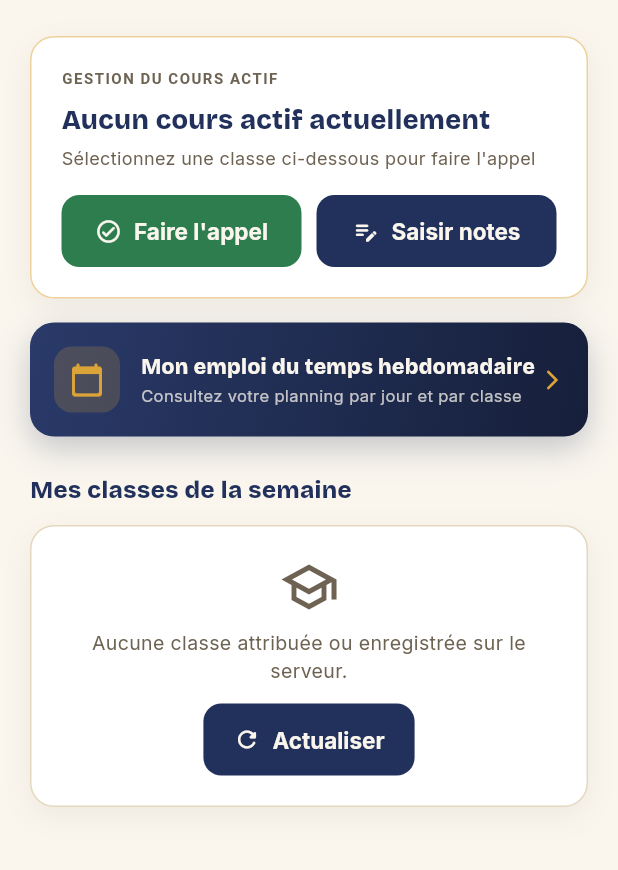
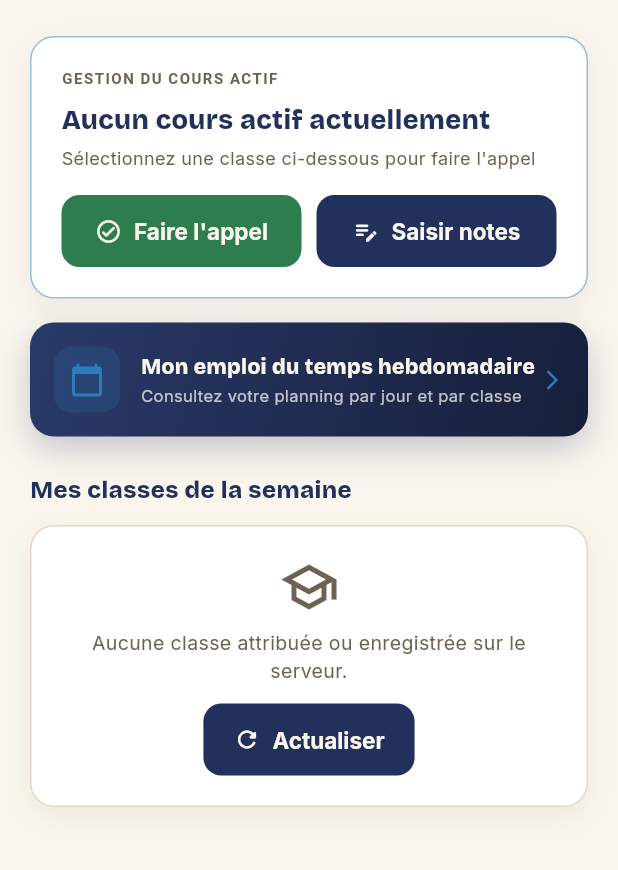
Before and after one commit to aichadev2024/gestion_scolaire_mobile, a Flutter app: the EnseignantDashboard screen opened by its route, on a phone screen of 412 x 824 dp, the part 126-996 px from its top. Run offline on Flutter 3.47's test engine with Material 3 defaults, Android fonts, the phone set to English and light mode, and no system bars; our stand-ins replace flutter_secure_storage, flutter_spinkit, flutter_svg, go_router, google_fonts, qr_flutter and 1 more; accounts and stored records are empty; network calls fail.

Commit message:
feat(ui): accent bleu au lieu du dore (aligne sur l'admin)
AppTheme.mil : #DCA338 -> #2E7CB8 (accent bleu). goldGradient en degrade
de bleu. Assets de marque (soleil du logo) -> bleu ciel #5AA9DC.
build/web regenere. flutter analyze OK.

```diff
--- a/lib/core/theme/app_theme.dart
+++ b/lib/core/theme/app_theme.dart
@@ -2,7 +2,7 @@ import 'package:flutter/material.dart';
 import 'package:google_fonts/google_fonts.dart';
 
 /// Identité Netaa École — « Bògòlan ».
-/// Indigo *gàra*, terre latéritique, or du mil, papier écru chaud.
+/// Indigo *gàra*, terre latéritique, accent bleu, papier écru chaud.
 ///
 /// L'application mobile est **claire** par défaut (usage quotidien, plein soleil).
 /// Les anciens alias sombres restent définis pour compatibilité mais pointent
@@ -12,7 +12,7 @@ class AppTheme {
   static const Color indigo = Color(0xFF22315B); // gàra
   static const Color indigoDeep = Color(0xFF161F3A);
   static const Color laterite = Color(0xFFB24A2A); // terre de Djenné
-  static const Color mil = Color(0xFFDCA338); // or / savane
+  static const Color mil = Color(0xFF2E7CB8); // accent bleu (ex-« or du mil »)
   static const Color cream = Color(0xFFEFE3CD); // coton écru
   static const Color paper = Color(0xFFFAF6EE); // fond clair
   static const Color sand = Color(0xFFE6D7B8);
@@ -50,7 +50,7 @@ class AppTheme {
   );
 
   static const LinearGradient goldGradient = LinearGradient(
-    colors: [Color(0xFFE7B457), mil],
+    colors: [Color(0xFF5AA9DC), mil],
     begin: Alignment.topLeft,
     end: Alignment.bottomRight,
   );
```
Also changed, not shown: assets/brand/netaa-icon.svg, assets/brand/netaa-logo.svg, assets/brand/netaa-mark-reversed.svg, assets/brand/netaa-mark.svg, 7 other files.
